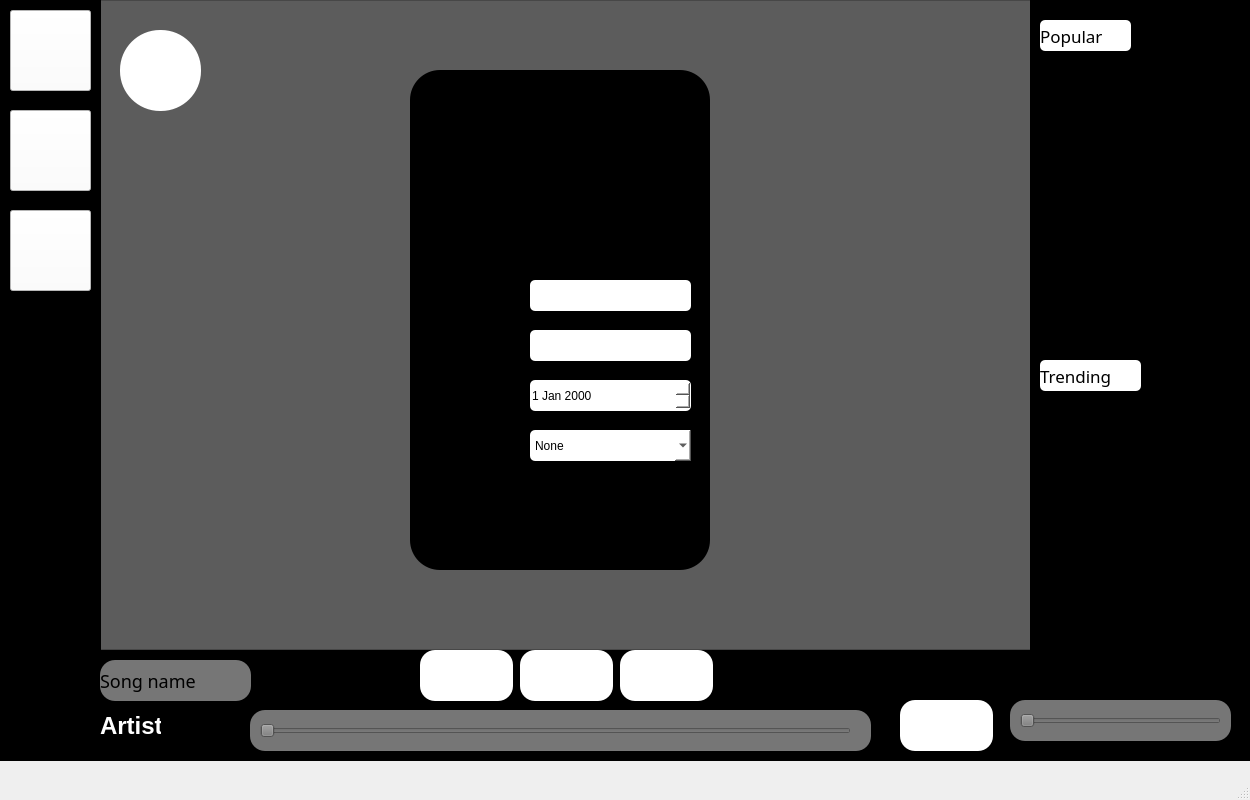
DoMinhTuong/python-app, file ui/mainmenu.ui: the form before one commit.
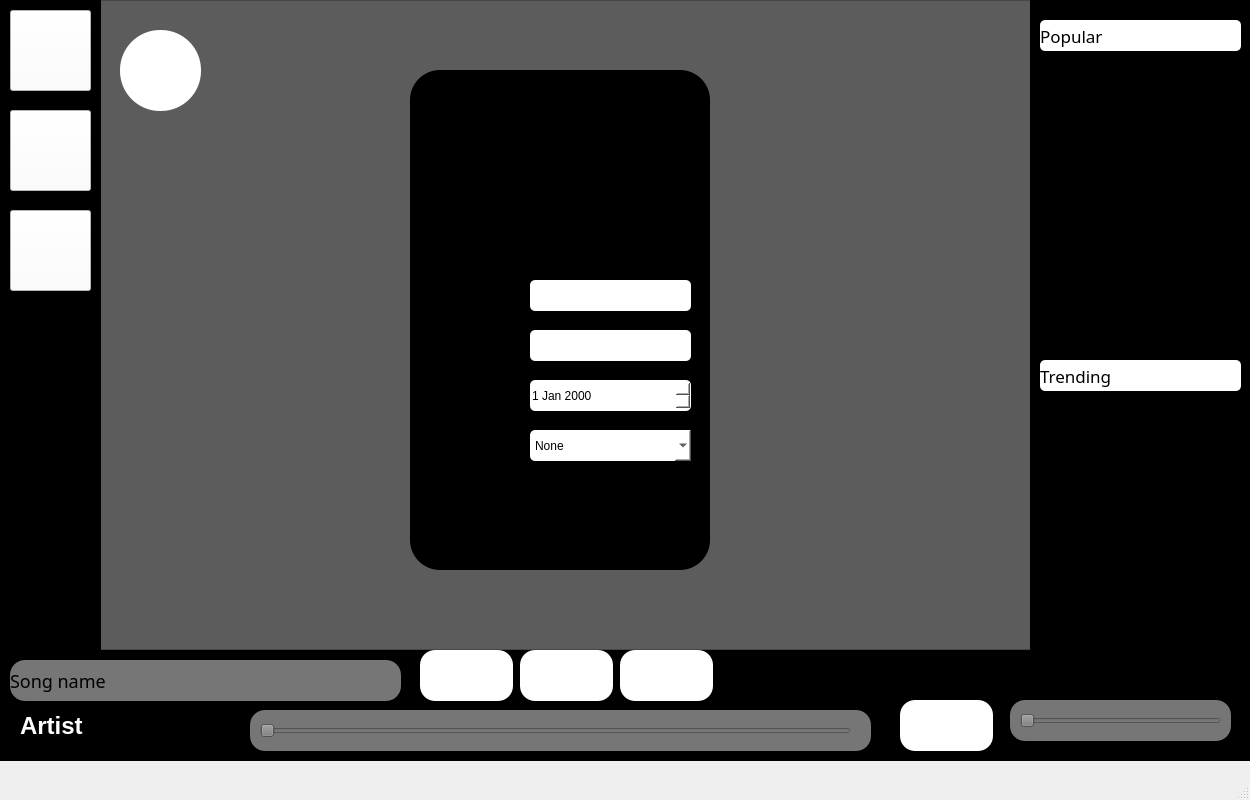
The form after the commit. The open tabs and pages were chosen to show the change. Icons and pictures are not drawn.

Patch:
```diff
--- a/ui/mainmenu.ui
+++ b/ui/mainmenu.ui
@@ -462,9 +462,9 @@
     <widget class="QLabel" name="lbl_curr_name">
      <property name="geometry">
       <rect>
-       <x>100</x>
+       <x>10</x>
        <y>10</y>
-       <width>151</width>
+       <width>391</width>
        <height>41</height>
       </rect>
      </property>
@@ -487,9 +487,9 @@
     <widget class="QLabel" name="lbl_curr_artist">
      <property name="geometry">
       <rect>
-       <x>100</x>
+       <x>20</x>
        <y>60</y>
-       <width>61</width>
+       <width>201</width>
        <height>31</height>
       </rect>
      </property>
@@ -638,22 +638,6 @@
       </property>
      </widget>
     </widget>
-    <widget class="QLabel" name="lbl_curr_img">
-     <property name="geometry">
-      <rect>
-       <x>10</x>
-       <y>10</y>
-       <width>71</width>
-       <height>81</height>
-      </rect>
-     </property>
-     <property name="text">
-      <string>TextLabel</string>
-     </property>
-     <property name="scaledContents">
-      <bool>true</bool>
-     </property>
-    </widget>
     <widget class="QLabel" name="lbl_time">
      <property name="geometry">
       <rect>
@@ -749,6 +733,22 @@
        <normaloff>../img/magnifying-glass-solid.svg</normaloff>../img/magnifying-glass-solid.svg</iconset>
      </property>
     </widget>
+    <widget class="QLabel" name="lbl_curr_img">
+     <property name="geometry">
+      <rect>
+       <x>20</x>
+       <y>550</y>
+       <width>71</width>
+       <height>81</height>
+      </rect>
+     </property>
+     <property name="text">
+      <string>TextLabel</string>
+     </property>
+     <property name="scaledContents">
+      <bool>true</bool>
+     </property>
+    </widget>
     <zorder>user_btn</zorder>
     <zorder>playlist_btn</zorder>
     <zorder>btn_song_list</zorder>
@@ -776,7 +776,7 @@
       <rect>
        <x>10</x>
        <y>20</y>
-       <width>91</width>
+       <width>201</width>
        <height>31</height>
       </rect>
      </property>
@@ -799,7 +799,7 @@
       <rect>
        <x>10</x>
        <y>360</y>
-       <width>101</width>
+       <width>201</width>
        <height>31</height>
       </rect>
      </property>
```
Left out of the diff: 11 changed lines with no effect on the pictures.
